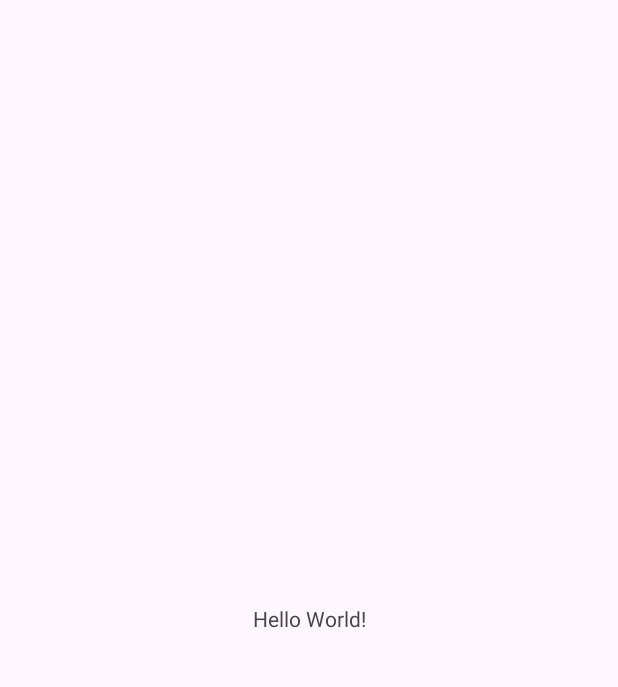
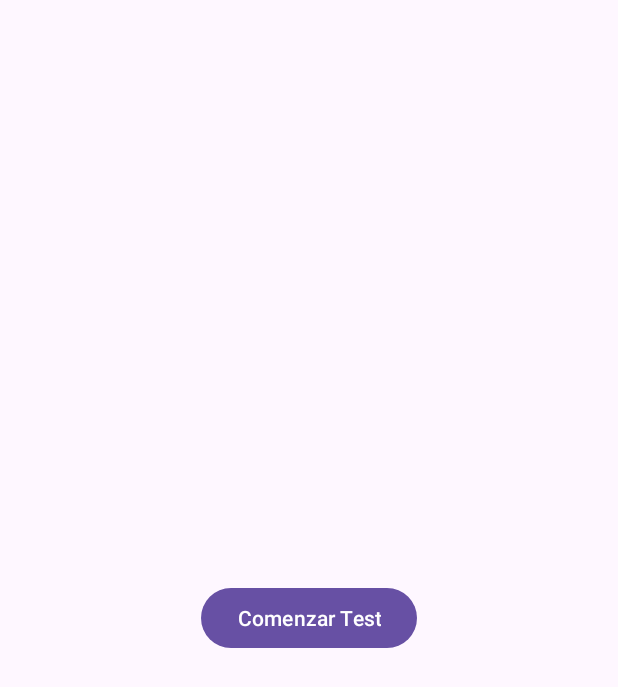
Before and after one commit to MatteoCiro/AppNativa, an Android app: the screen it shows after launch (MainActivity), on a phone screen of 412 x 824 dp. Before the commit the part shown is almost empty. Shown: the top 687 px of the screen. Run offline under Robolectric (Android 15) with nearby library versions, the phone set to English and light mode, and no system bars.

Commit message:
Vista del main implementada

```diff
--- a/app/src/main/res/layout/activity_main.xml
+++ b/app/src/main/res/layout/activity_main.xml
@@ -1,18 +1,22 @@
 <?xml version="1.0" encoding="utf-8"?>
-<androidx.constraintlayout.widget.ConstraintLayout xmlns:android="http://schemas.android.com/apk/res/android"
-    xmlns:app="http://schemas.android.com/apk/res-auto"
-    xmlns:tools="http://schemas.android.com/tools"
+<RelativeLayout
+    xmlns:android="http://schemas.android.com/apk/res/android"
     android:layout_width="match_parent"
-    android:layout_height="match_parent"
-    tools:context=".MainActivity">
+    android:layout_height="match_parent">
+
+    <Button
+        android:id="@+id/btn_test"
+        android:layout_width="wrap_content"
+        android:layout_height="wrap_content"
+        android:text="Comenzar Test"
+        android:layout_centerInParent="true" />
 
     <TextView
+        android:id="@+id/txt_result"
         android:layout_width="wrap_content"
         android:layout_height="wrap_content"
-        android:text="Hello World!"
-        app:layout_constraintBottom_toBottomOf="parent"
-        app:layout_constraintEnd_toEndOf="parent"
-        app:layout_constraintStart_toStartOf="parent"
-        app:layout_constraintTop_toTopOf="parent" />
+        android:layout_below="@id/btn_test"
+        android:layout_centerHorizontal="true"
+        android:paddingTop="20dp" />
 
-</androidx.constraintlayout.widget.ConstraintLayout>
+</RelativeLayout>
```
